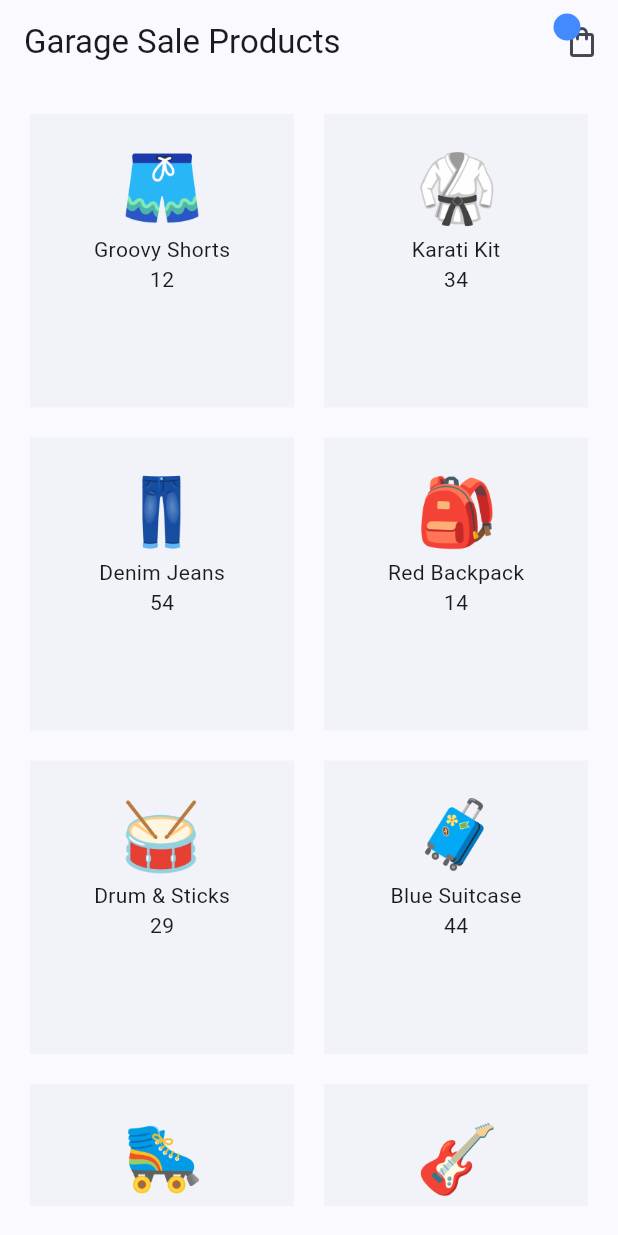
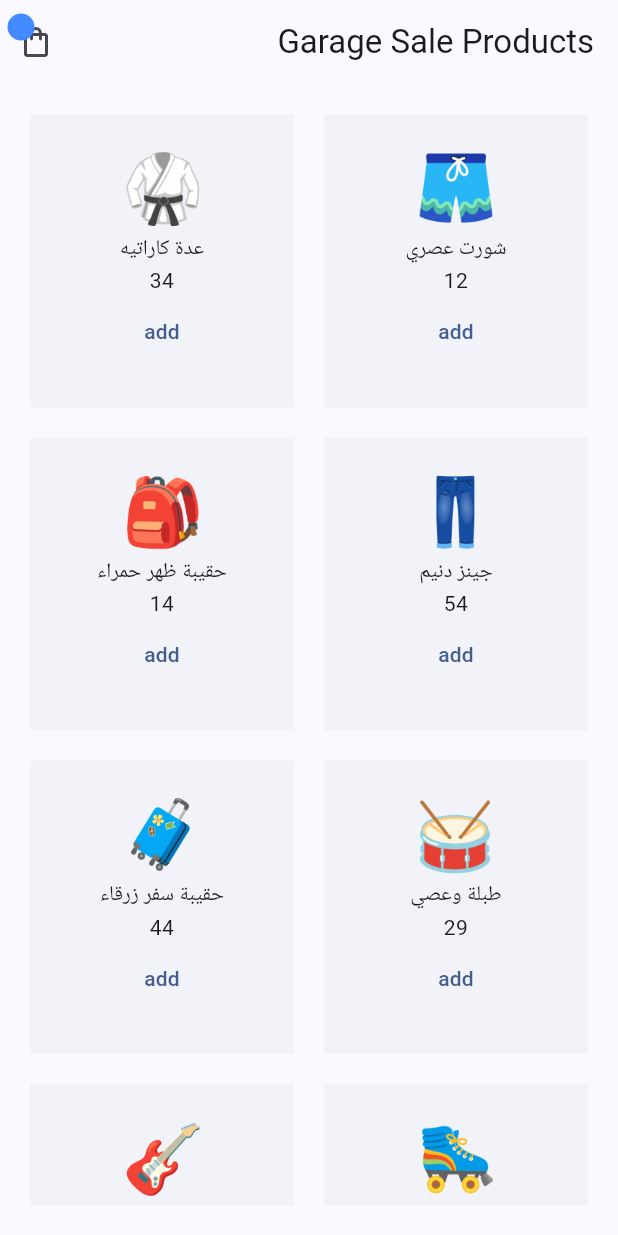
Before and after one commit to eslam-9/flutter-riverpod-mvvm-products, a Flutter app: the screen it shows after launch, on a phone screen of 412 x 824 dp. Run offline on Flutter 3.47's test engine with Material 3 defaults, Android fonts, the phone set to English and light mode, and no system bars; our stand-ins replace flutter_riverpod, riverpod_annotation; generated files the repository leaves out were written again.

Commit message:
add Arabic

```diff
--- /dev/null
+++ b/lib/l10n/intl_ar.arb
@@ -0,0 +1,11 @@
+{
+  "@@locale": "ar",
+  "product1": "شورت عصري",
+  "product2": "عدة كاراتيه",
+  "product3": "جينز دنيم",
+  "product4": "حقيبة ظهر حمراء",
+  "product5": "طبلة وعصي",
+  "product6": "حقيبة سفر زرقاء",
+  "product7": "زلاجات دوارة",
+  "product8": "جيتار كهربائي"
+}
--- a/lib/main.dart
+++ b/lib/main.dart
@@ -1,18 +1,30 @@
 import 'package:flutter/material.dart';
+import 'package:flutter_localizations/flutter_localizations.dart';
 import 'package:flutter_riverpod/flutter_riverpod.dart';
+import 'package:riverpod_files/generated/l10n.dart';
+import 'package:riverpod_files/providers/products_provider.dart';
 import 'package:riverpod_files/screens/home/home_screen.dart';
 
 void main() {
   runApp(const ProviderScope(child: MyApp()));
 }
 
-class MyApp extends StatelessWidget {
+class MyApp extends ConsumerWidget {
   const MyApp({super.key});
 
   // This widget is the root of your application.
   @override
-  Widget build(BuildContext context) {
+  Widget build(BuildContext context, WidgetRef ref) {
     return MaterialApp(
+      navigatorKey: ref.watch(navigatorKeyProvider),
+      locale: const Locale("ar"),
+      localizationsDelegates: const [
+        S.delegate,
+        GlobalMaterialLocalizations.delegate,
+        GlobalWidgetsLocalizations.delegate,
+        GlobalCupertinoLocalizations.delegate,
+      ],
+      supportedLocales: S.delegate.supportedLocales,
       debugShowCheckedModeBanner: false,
       title: '',
       theme: ThemeData(
--- a/lib/providers/products_provider.dart
+++ b/lib/providers/products_provider.dart
@@ -1,57 +1,21 @@
+import 'package:flutter/widgets.dart';
 import 'package:riverpod_annotation/riverpod_annotation.dart';
+import 'package:riverpod_files/Repository/repository.dart';
 import 'package:riverpod_files/models/product.dart';
 
 part 'products_provider.g.dart';
 
-const List<Product> allProducts = [
-  Product(
-      id: '1',
-      title: 'Groovy Shorts',
-      price: 12,
-      image: 'assets/products/shorts.png'),
-  Product(
-      id: '2',
-      title: 'Karati Kit',
-      price: 34,
-      image: 'assets/products/karati.png'),
-  Product(
-      id: '3',
-      title: 'Denim Jeans',
-      price: 54,
-      image: 'assets/products/jeans.png'),
-  Product(
-      id: '4',
-      title: 'Red Backpack',
-      price: 14,
-      image: 'assets/products/backpack.png'),
-  Product(
-      id: '5',
-      title: 'Drum & Sticks',
-      price: 29,
-      image: 'assets/products/drum.png'),
-  Product(
-      id: '6',
-      title: 'Blue Suitcase',
-      price: 44,
-      image: 'assets/products/suitcase.png'),
-  Product(
-      id: '7',
-      title: 'Roller Skates',
-      price: 52,
-      image: 'assets/products/skates.png'),
-  Product(
-      id: '8',
-      title: 'Electric Guitar',
-      price: 79,
-      image: 'assets/products/guitar.png'),
-];
+final navigatorKeyProvider = Provider<GlobalKey<NavigatorState>>((ref) {
+  return GlobalKey<NavigatorState>();
+});
 
 @riverpod
 List<Product> product(ref) {
-  return allProducts;
+  final context = ref.watch(navigatorKeyProvider).currentContext!;
+  return Data.getallProducts(context);
 }
 
 @riverpod
 List<Product> reducedProducts(ref) {
-  return allProducts.where((e) => e.price < 50).toList();
+  return ref.watch(productProvider).where((e) => e.price < 50).toList();
 }
--- a/lib/screens/home/home_screen.dart
+++ b/lib/screens/home/home_screen.dart
@@ -1,5 +1,6 @@
 import 'package:flutter/material.dart';
 import 'package:flutter_riverpod/flutter_riverpod.dart';
+import 'package:riverpod_files/providers/cart_provider.dart';
 import 'package:riverpod_files/providers/products_provider.dart';
 import 'package:riverpod_files/shared/cart_icon.dart';
 
@@ -8,6 +9,8 @@ class HomeScreen extends ConsumerWidget {
   @override
   Widget build(BuildContext context, WidgetRef ref) {
     final allProducts = ref.watch(productProvider);
+    final cartProduct = ref.watch(cartNotifierProvider);
+
     return Scaffold(
       appBar: AppBar(
         title: const Text('Garage Sale Products'),
@@ -35,7 +38,23 @@ class HomeScreen extends ConsumerWidget {
                     height: 60,
                   ),
                   Text(allProducts[index].title),
-                  Text(allProducts[index].price.toString())
+                  Text(allProducts[index].price.toString()),
+                  if (!cartProduct.contains(allProducts[index]))
+                    TextButton(
+                        onPressed: () {
+                          ref
+                              .read(cartNotifierProvider.notifier)
+                              .addProduct(allProducts[index]);
+                        },
+                        child: Text("add"))
+                  else
+                    TextButton(
+                        onPressed: () {
+                          ref
+                              .read(cartNotifierProvider.notifier)
+                              .removeProduct(allProducts[index]);
+                        },
+                        child: Text("remove"))
                 ],
               ),
             );
--- a/pubspec.yaml
+++ b/pubspec.yaml
@@ -32,7 +32,7 @@ dependencies:
     sdk: flutter
   flutter_localizations:
     sdk: flutter
-  intl: ^0.18.1
+  intl: ^0.20.2
 
   # The following adds the Cupertino Icons font to your application.
   # Use with the CupertinoIcons class for iOS style icons.
```
Also changed, not shown: lib/Repository/repository.dart (added, +50 -0 lines), lib/l10n/intl_en.arb (added, +11 -0 lines), lib/generated/intl/messages_all.dart (added), lib/generated/intl/messages_ar.dart (added), lib/generated/intl/messages_en.dart (added), lib/generated/l10n.dart (added), lib/providers/products_provider.g.dart, pubspec.lock, 1 other file.
